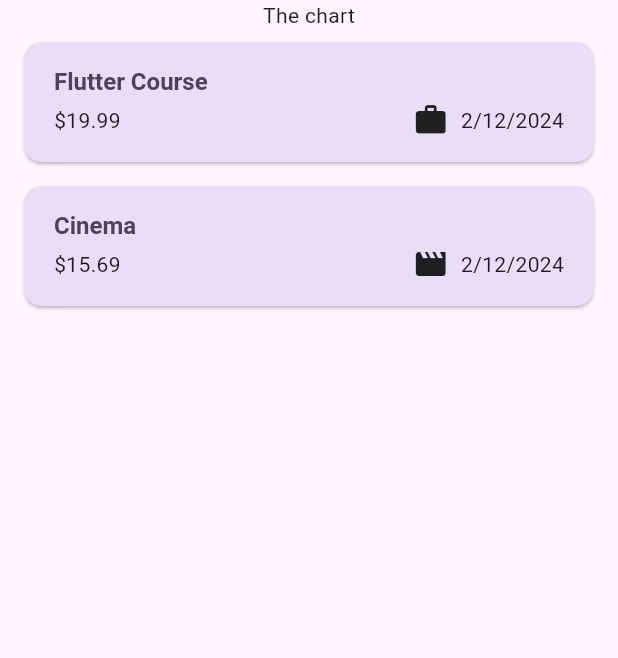
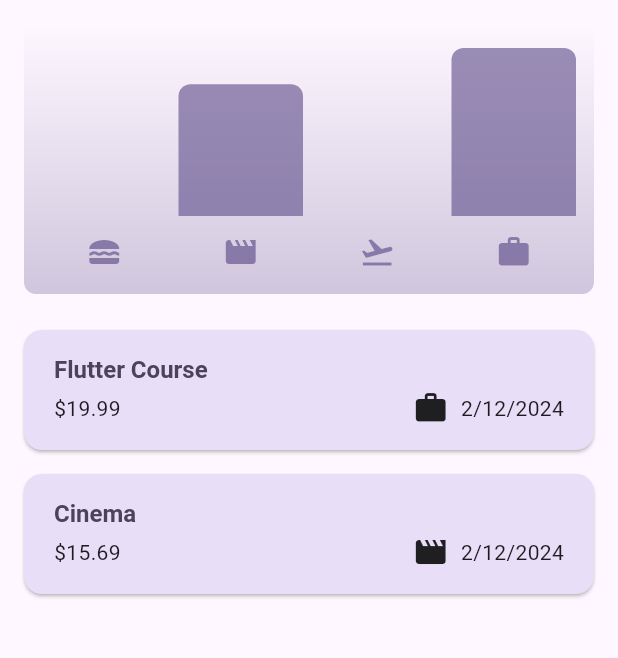
Before and after one commit to HAYOUNGJUN/academind-flutter, a Flutter app: the screen it shows after launch, on a phone screen of 412 x 824 dp, the part 84-742 px from its top. Run offline on Flutter 3.47's test engine with Material 3 defaults, Android fonts, the phone set to English and light mode, and no system bars.

Commit message:
Add chart widget

```diff
--- a/lib/models/expense.dart
+++ b/lib/models/expense.dart
@@ -33,3 +33,25 @@ class Expense {
     return formatter.format(date);
   }
 }
+
+class ExpenseBucket {
+  const ExpenseBucket({required this.category, required this.expenses});
+
+  ExpenseBucket.forCategory(List<Expense> allExpenses, this.category)
+      : expenses = allExpenses
+            .where((expense) => expense.category == category)
+            .toList();
+
+  final Category category;
+  final List<Expense> expenses;
+
+  double get totalExpenses {
+    double sum = 0;
+
+    for (final expense in expenses) {
+      sum += expense.amount;
+    }
+
+    return sum;
+  }
+}
--- /dev/null
+++ b/lib/widgets/chart/chart.dart
@@ -0,0 +1,95 @@
+import 'package:flutter/material.dart';
+
+import 'package:expense_tracker/widgets/chart/chart_bar.dart';
+import 'package:expense_tracker/models/expense.dart';
+
+class Chart extends StatelessWidget {
+  const Chart({super.key, required this.expenses});
+
+  final List<Expense> expenses;
+
+  List<ExpenseBucket> get buckets {
+    return [
+      ExpenseBucket.forCategory(expenses, Category.food),
+      ExpenseBucket.forCategory(expenses, Category.leisure),
+      ExpenseBucket.forCategory(expenses, Category.travel),
+      ExpenseBucket.forCategory(expenses, Category.work),
+    ];
+  }
+
+  double get maxTotalExpense {
+    double maxTotalExpense = 0;
+
+    for (final bucket in buckets) {
+      if (bucket.totalExpenses > maxTotalExpense) {
+        maxTotalExpense = bucket.totalExpenses;
+      }
+    }
+
+    return maxTotalExpense;
+  }
+
+  @override
+  Widget build(BuildContext context) {
+    final isDarkMode =
+        MediaQuery.of(context).platformBrightness == Brightness.dark;
+    return Container(
+      margin: const EdgeInsets.all(16),
+      padding: const EdgeInsets.symmetric(
+        vertical: 16,
+        horizontal: 8,
+      ),
+      width: double.infinity,
+      height: 180,
+      decoration: BoxDecoration(
+        borderRadius: BorderRadius.circular(8),
+        gradient: LinearGradient(
+          colors: [
+            Theme.of(context).colorScheme.primary.withOpacity(0.3),
+            Theme.of(context).colorScheme.primary.withOpacity(0.0)
+          ],
+          begin: Alignment.bottomCenter,
+          end: Alignment.topCenter,
+        ),
+      ),
+      child: Column(
+        children: [
+          Expanded(
+            child: Row(
+              crossAxisAlignment: CrossAxisAlignment.end,
+              children: [
+                for (final bucket in buckets) // alternative to map()
+                  ChartBar(
+                    fill: bucket.totalExpenses == 0
+                        ? 0
+                        : bucket.totalExpenses / maxTotalExpense,
+                  )
+              ],
+            ),
+          ),
+          const SizedBox(height: 12),
+          Row(
+            children: buckets
+                .map(
+                  (bucket) => Expanded(
+                    child: Padding(
+                      padding: const EdgeInsets.symmetric(horizontal: 4),
+                      child: Icon(
+                        categoryIcons[bucket.category],
+                        color: isDarkMode
+                            ? Theme.of(context).colorScheme.secondary
+                            : Theme.of(context)
+                                .colorScheme
+                                .primary
+                                .withOpacity(0.7),
+                      ),
+                    ),
+                  ),
+                )
+                .toList(),
+          )
+        ],
+      ),
+    );
+  }
+}
--- /dev/null
+++ b/lib/widgets/chart/chart_bar.dart
@@ -0,0 +1,34 @@
+import 'package:flutter/material.dart';
+
+class ChartBar extends StatelessWidget {
+  const ChartBar({
+    super.key,
+    required this.fill,
+  });
+
+  final double fill;
+
+  @override
+  Widget build(BuildContext context) {
+    final isDarkMode =
+        MediaQuery.of(context).platformBrightness == Brightness.dark;
+    return Expanded(
+      child: Padding(
+        padding: const EdgeInsets.symmetric(horizontal: 4),
+        child: FractionallySizedBox(
+          heightFactor: fill,
+          child: DecoratedBox(
+            decoration: BoxDecoration(
+              shape: BoxShape.rectangle,
+              borderRadius:
+                  const BorderRadius.vertical(top: Radius.circular(8)),
+              color: isDarkMode
+                  ? Theme.of(context).colorScheme.secondary
+                  : Theme.of(context).colorScheme.primary.withOpacity(0.65),
+            ),
+          ),
+        ),
+      ),
+    );
+  }
+}
--- a/lib/widgets/expenses.dart
+++ b/lib/widgets/expenses.dart
@@ -1,3 +1,4 @@
+import 'package:expense_tracker/widgets/chart/chart.dart';
 import 'package:expense_tracker/widgets/expenses_list/expenses_list.dart';
 import 'package:expense_tracker/widgets/new_expense.dart';
 import 'package:flutter/material.dart';
@@ -88,7 +89,7 @@ class _ExpensesState extends State<Expenses> {
         ],
       ),
       body: Column(children: [
-        const Text('The chart'),
+        Chart(expenses: _registeredExpense),
         Expanded(
           child: mainContent,
         )
```
